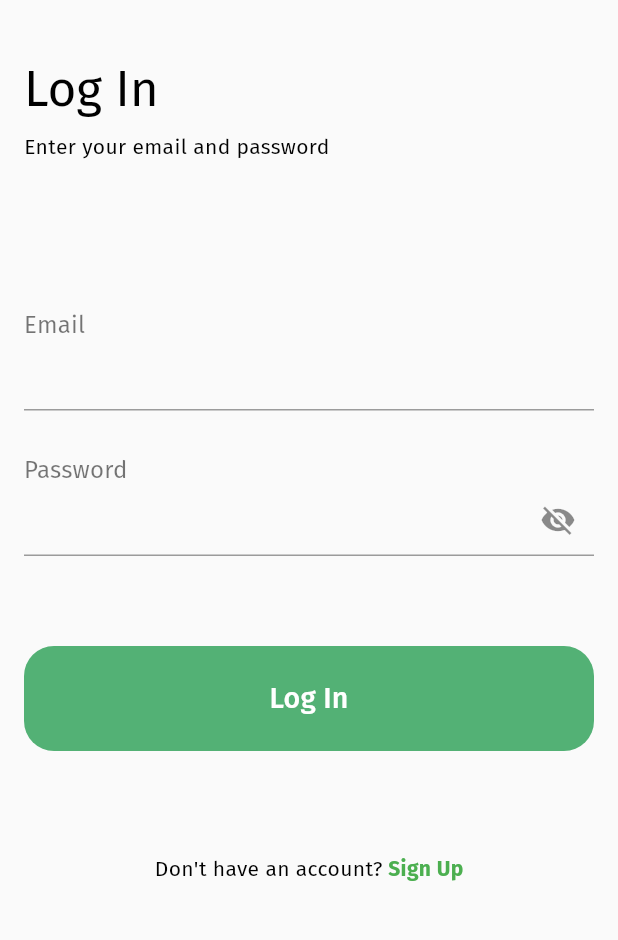
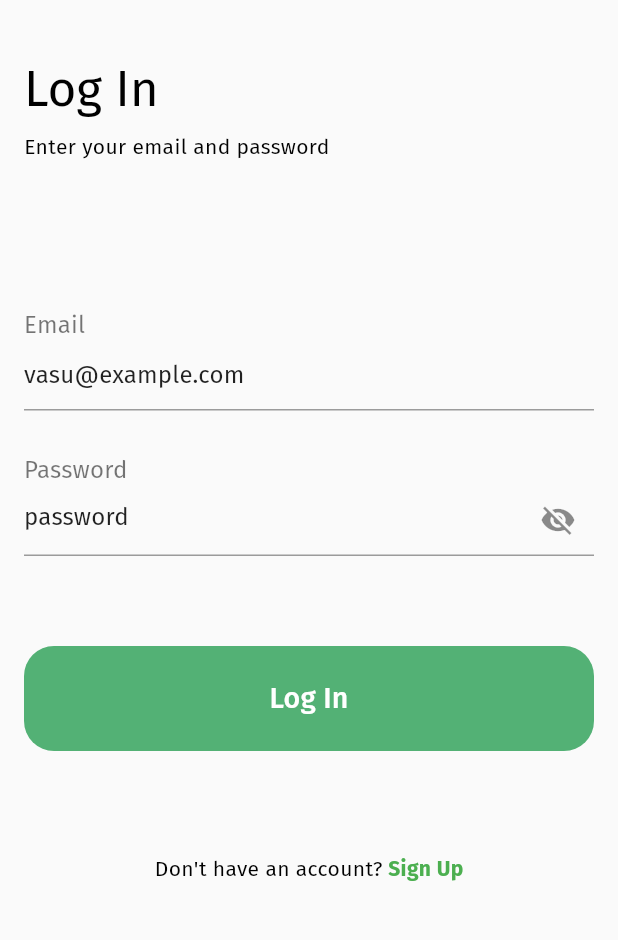
Before and after one commit to VasuSinojia/freshcart_frontend, a Flutter app: the screen it shows after launch, after a tap on "Continue", on a phone screen of 412 x 824 dp, the part 110-1050 px from its top. Run offline on Flutter 3.47's test engine with Material 3 defaults, Android fonts, the phone set to English and light mode, and no system bars; drawn by our look-alikes of loader_overlay; our stand-ins replace cached_network_image, dio, equatable, flutter_svg, get, get_it and 3 more; generated files the repository leaves out were written again; network calls fail.

Commit message:
Added fix data

```diff
--- a/lib/view/onboarding/login_screen.dart
+++ b/lib/view/onboarding/login_screen.dart
@@ -10,8 +10,8 @@ import 'package:get/get.dart';
 class LoginScreen extends StatelessWidget {
   LoginScreen({super.key});
 
-  final emailController = TextEditingController();
-  final passwordController = TextEditingController();
+  final emailController = TextEditingController(text: "vasu@example.com");
+  final passwordController = TextEditingController(text: "password");
 
   @override
   Widget build(BuildContext context) {
```
